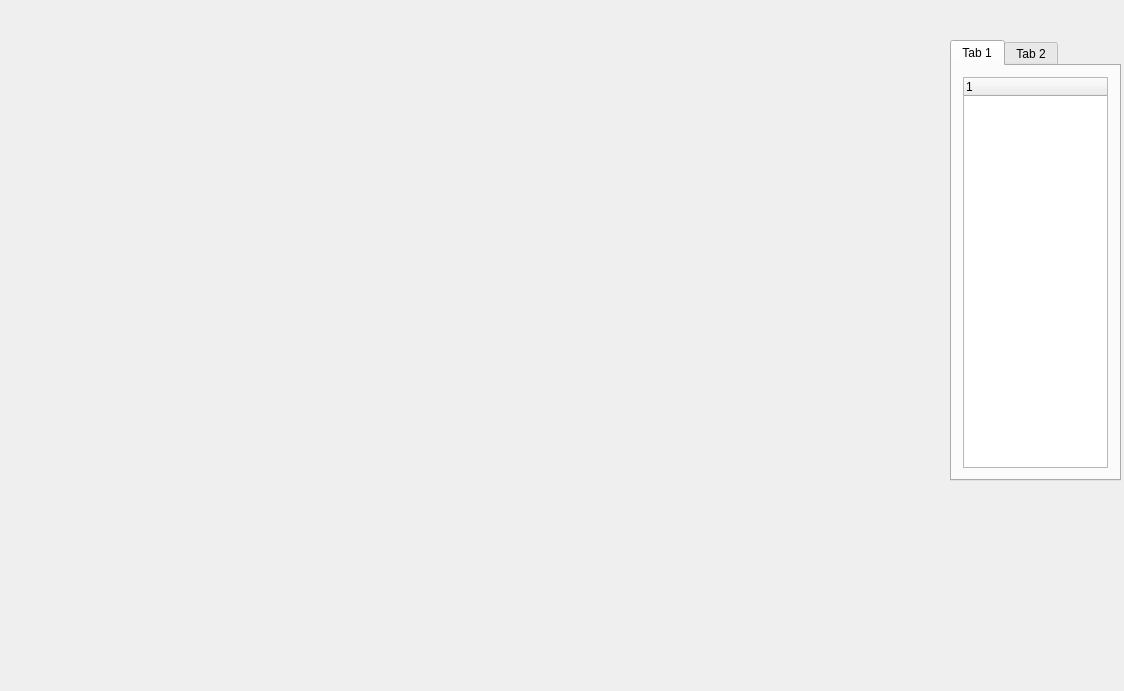
Before: the Qt Designer form Editor/Editor.ui in xrEngine512/AEngine, drawn with Qt 5.
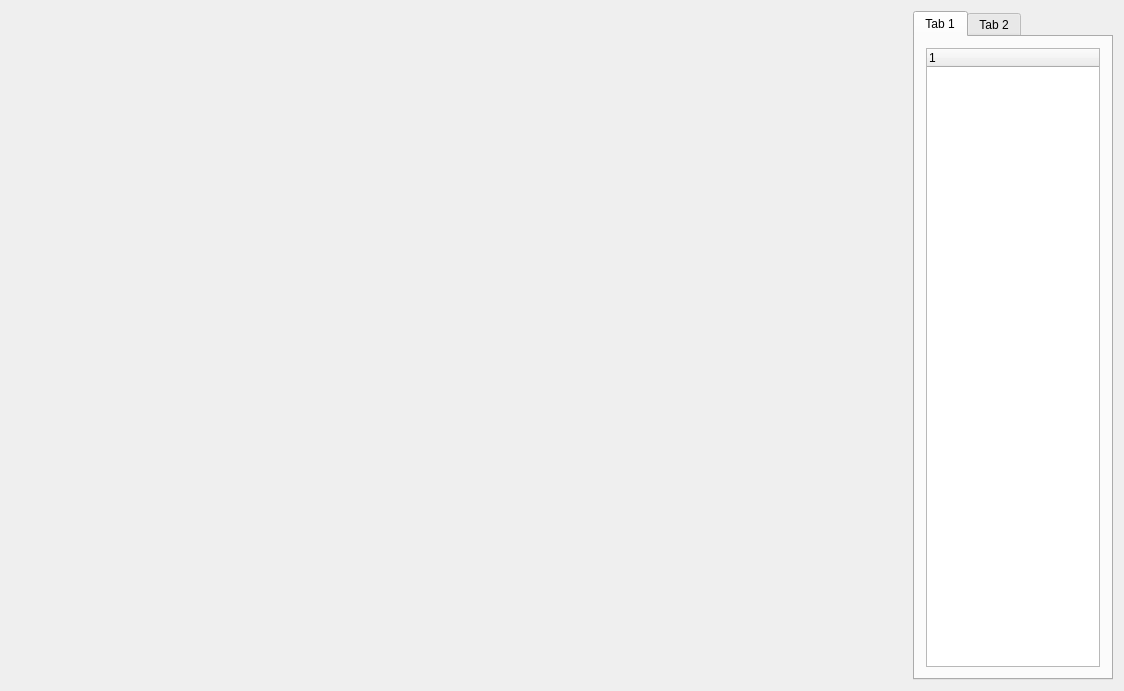
After: the same form once the commit is applied.

```diff
--- a/Editor/Editor.ui
+++ b/Editor/Editor.ui
@@ -13,14 +13,14 @@
   <property name="windowTitle">
    <string>ApproxEditor</string>
   </property>
+  <layout class="QGridLayout" name="gridLayout">
+   <item row="0" column="1">
   <widget class="QTabWidget" name="tabWidget">
-   <property name="geometry">
-    <rect>
-     <x>950</x>
-     <y>40</y>
-     <width>171</width>
-     <height>441</height>
-    </rect>
+     <property name="maximumSize">
+      <size>
+       <width>200</width>
+       <height>16777215</height>
+      </size>
    </property>
    <widget class="QWidget" name="tab">
     <attribute name="title">
@@ -44,6 +44,21 @@
     </attribute>
    </widget>
   </widget>
+   </item>
+   <item row="0" column="0">
+    <spacer name="horizontalSpacer">
+     <property name="orientation">
+      <enum>Qt::Horizontal</enum>
+     </property>
+     <property name="sizeHint" stdset="0">
+      <size>
+       <width>40</width>
+       <height>20</height>
+      </size>
+     </property>
+    </spacer>
+   </item>
+  </layout>
  </widget>
  <layoutdefault spacing="6" margin="11"/>
  <resources>
```
Lines whose indentation alone changed are shown as unchanged.
